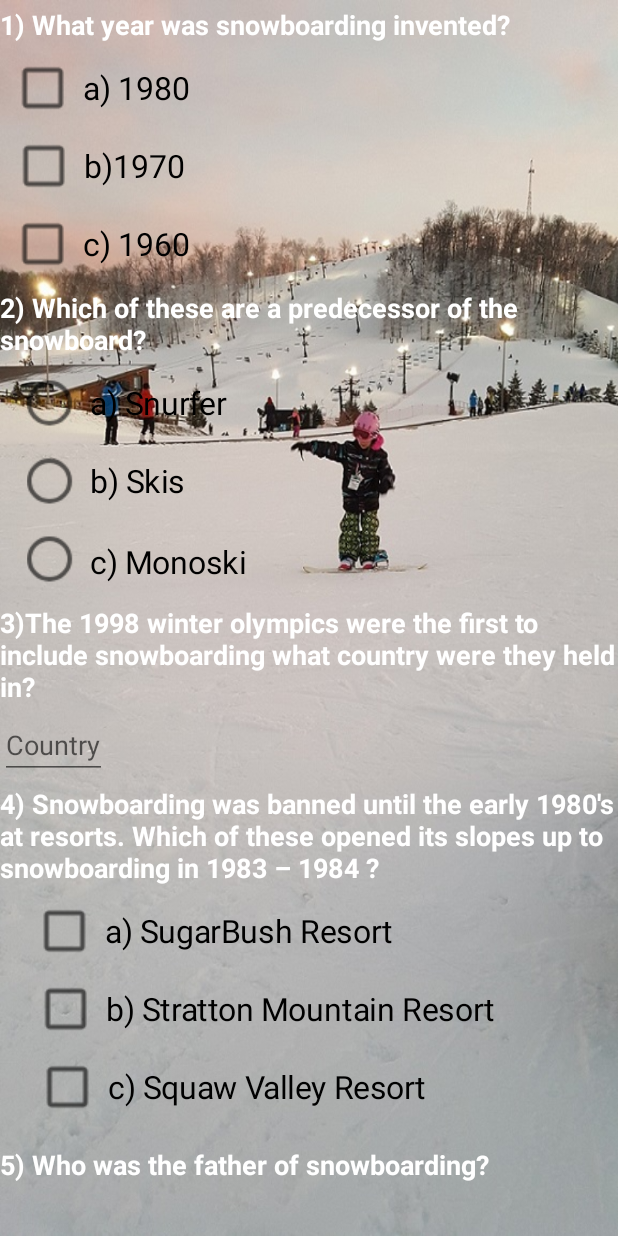
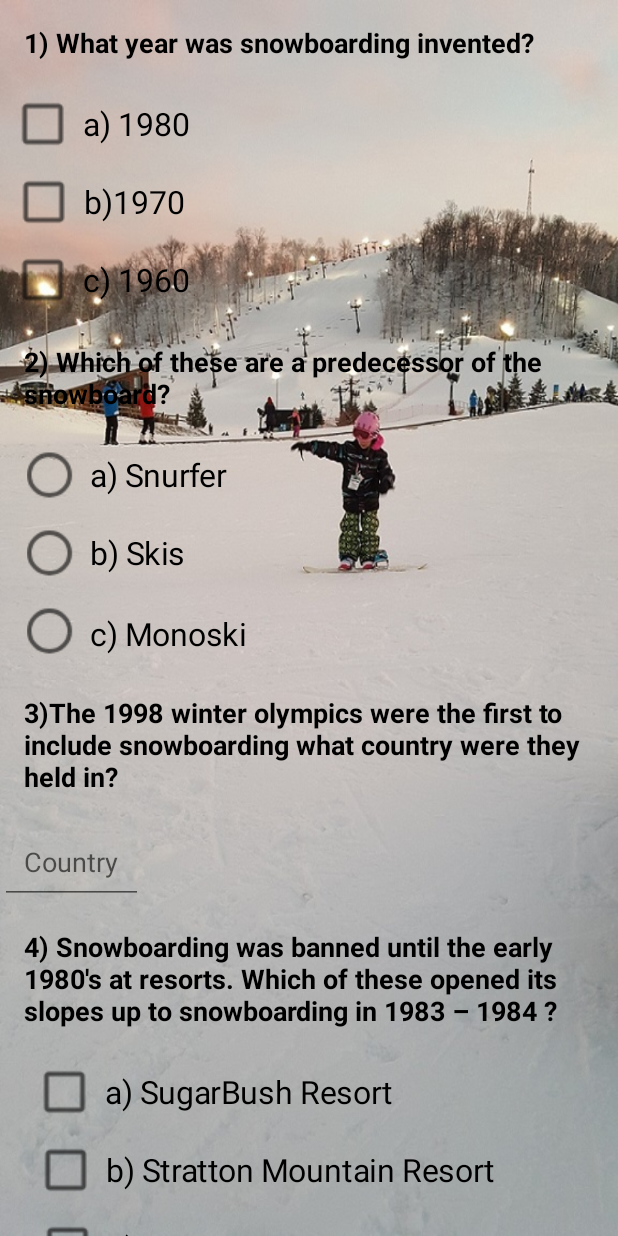
Before and after one commit to ch46gc/Educational, an Android app: the screen it shows after launch (MainActivity), on a phone screen of 412 x 824 dp. Run offline under Robolectric (Android 15) with nearby library versions, the phone set to English and light mode, and no system bars.

Commit message:
Update to made instance variable global

```diff
--- a/app/src/main/java/com/example/android/educational/MainActivity.java
+++ b/app/src/main/java/com/example/android/educational/MainActivity.java
@@ -28,20 +28,22 @@ import android.widget.Toast;
 
 public class MainActivity extends AppCompatActivity {
 
-    int scoreCheckBox1 = 0;
-    int scoreCheckBox2 = 0;
-    int scoreCheckBox3 = 0;
-    int scoreCheckBox4 = 0;
-    int scoreCheckBox5 = 0;
-    int scoreCheckBox6 = 0;
-    int scoreRadioButton1 = 0;
-    int scoreRadioButton2 = 0;
-    int scoreRadioButton3 = 0;
-    int scoreRadioButton4 = 0;
-    int scoreRadioButton5 = 0;
-    int scoreRadioButton6 = 0;
-    int scoreEditText1 = 0;
-    int scoreEditText2 = 0;
+    CheckBox checkBox1;
+    CheckBox checkBox2;
+    CheckBox checkBox3;
+    CheckBox checkBox4;
+    CheckBox checkBox5;
+    CheckBox checkBox6;
+    EditText editText1;
+    EditText editText2;
+    RadioButton radioButton1;
+    RadioButton radioButton2;
+    RadioButton radioButton3;
+    RadioButton radioButton4;
+    RadioButton radioButton5;
+    RadioButton radioButton6;
+    Button resetButton;
+    Button submitButton;
     int count = 0;
 
 
@@ -51,9 +53,28 @@ public class MainActivity extends AppCompatActivity {
         getSupportActionBar().hide(); //<< this
         setContentView(R.layout.activity_main);
 
+        checkBox1 = findViewById(R.id.checkBox1);
+        checkBox2 = findViewById(R.id.checkBox2);
+        checkBox3 = findViewById(R.id.checkBox3);
+        checkBox4 = findViewById(R.id.checkBox4);
+        checkBox5 = findViewById(R.id.checkBox5);
+        checkBox6 = findViewById(R.id.checkBox6);
+        radioButton1 = findViewById(R.id.radioButton1);
+        radioButton2 = findViewById(R.id.radioButton2);
+        radioButton3 = findViewById(R.id.radioButton3);
+        radioButton4 = findViewById(R.id.radioButton4);
+        radioButton5 = findViewById(R.id.radioButton5);
+        radioButton6 = findViewById(R.id.radioButton6);
+        editText1 = findViewById(R.id.editText1);
+        editText2 = findViewById(R.id.editText2);
+        resetButton = findViewById(R.id.resetButton);
+        submitButton = findViewById(R.id.submit_button);
     }
 
-    public void checkBox1Clicked(View view) {
+
+
+
+    protected void checkBox1Clicked(View view) {
         //Will check if this checkbox is checked and incorrect.
         //Shows if the user selected incorrect answer "a) 1980".
         //It will also show a red pop up box with toast message incorrect .
@@ -66,13 +87,9 @@ public class MainActivity extends AppCompatActivity {
 
         }
     }
-    private void displayForCheckBox1() {
 
-        TextView scoreView = findViewById(R.id.checkBox2);
-        scoreView.setText(String.valueOf(0));
-    }
 
-       public void checkBox2Clicked(View v) {
+      protected void checkBox2Clicked(View v) {
         //Will check if this checkbox is checked and incorrect.
         //Shows if the user selected correct answer "b) 1970".
         //It will also show a red pop up box with toast message incorrect .
@@ -86,12 +103,9 @@ public class MainActivity extends AppCompatActivity {
         }
     }
 
-    private void displayForCheckBox2() {
-        TextView scoreView = findViewById(R.id.checkBox2);
-        scoreView.setText(String.valueOf(0));
-    }
 
-    public void checkBox3Clicked(View v) {
+
+   protected void checkBox3Clicked(View v) {
         //Will check if this checkbox is checked and correct will give a point.
         //Shows if the user selected correct answer "c) 1960".
         //It will also show a green pop up box with toast message correct .
@@ -105,12 +119,8 @@ public class MainActivity extends AppCompatActivity {
         }
     }
 
-    private void displayForCheckBox3() {
-        TextView scoreView = findViewById(R.id.checkBox3);
-        scoreView.setText(String.valueOf(0));
-    }
 
-    public void radioButton1Clicked(View view) {
+    protected void radioButton1Clicked(View view) {
         //Will check if this radiobutton is checked.
         //Shows if the user selected the correct answer "a) Snurfer.
         //It will also show a green pop up box with toast message correct .
@@ -124,13 +134,9 @@ public class MainActivity extends AppCompatActivity {
         }
     }
 
-    private void displayForRadioButton1() {
-        TextView scoreView = findViewById(R.id.radioButton1);
-        scoreView.setText(String.valueOf(0));
 
-    }
 
-    public void radioButton2Clicked(View view) {
+    protected void radioButton2Clicked(View view) {
         //Will check if this radiobutton is checked and incorrect.
         // Shows if the user selected incorrect answer "b) Skis".
         //It will also show a red pop up box with toast message incorrect .
@@ -145,13 +151,9 @@ public class MainActivity extends AppCompatActivity {
 
     }
 
-    private void displayForRadioButton2() {
-        TextView scoreView = findViewById(R.id.radioButton2);
-        scoreView.setText(String.valueOf(0));
 
-    }
 
-    public void radioButton3Clicked(View v) {
+    protected void radioButton3Clicked(View v) {
         //Will check if this radiobutton is checked and incorrect.
         //Shows if the user selected incorrect answer " c) Monoski".
         //It will also show a red pop up box with toast message incorrect .
@@ -166,15 +168,9 @@ public class MainActivity extends AppCompatActivity {
 
     }
 
-    private void displayForRadioButton3() {
-        TextView scoreView = findViewById(R.id.radioButton3);
-        scoreView.setText(String.valueOf(0));
 
 
-    }
-
-
-    public void checkBox4Clicked(View v) {
+    protected void checkBox4Clicked(View v) {
         // Will Check of this checkbox is checked and incorrect.
         //Shows if the user selected the incorrect  answer "a) Sugarbush Resort"
         //It will also show a red pop up box with toast message incorrect .
@@ -189,15 +185,12 @@ public class MainActivity extends AppCompatActivity {
 
     }
 
-    private void displayForCheckBox4() {
-        TextView scoreView = findViewById(R.id.checkBox4);
-        scoreView.setText(String.valueOf(0));
 
 
-    }
 
 
-    public void checkBox5Clicked(View v) {
+
+    protected void checkBox5Clicked(View v) {
         // Will Check if this checkbox is checked and correct will give one point.
         // shows if the user selected the correct answer " b) Stratton Mountain Resort"
         //It will also show a green pop up box with toast message correct .
@@ -212,11 +205,7 @@ public class MainActivity extends AppCompatActivity {
     }
 
 
-    private void displayForCheckBox5() {
-        TextView scoreView = findViewById(R.id.checkBox5);
-        scoreView.setText(String.valueOf(0));
 
-    }
 
     public void checkBox6Clicked(View v) {
         // Will Check of this checkbox is checked and incorrect.
@@ -232,14 +221,11 @@ public class MainActivity extends AppCompatActivity {
 }
     }
 
-    private void displayForCheckBox6() {
-        TextView scoreView = findViewById(R.id.checkBox6);
-        scoreView.setText(String.valueOf(0));
 
 
-    }
 
-    public void radioButton4Clicked(View v) {
+
+    protected void radioButton4Clicked(View v) {
         //Will check if this radiobutton is checked and incorrect.
         // Shows if the user selected incorrect "a) 5 "
         //It will also show a red pop up box with toast message incorrect .
@@ -252,15 +238,10 @@ public class MainActivity extends AppCompatActivity {
 
         }
 
-    }
-
-    private void displayForRadioButton4() {
-        TextView scoreView = findViewById(R.id.radioButton4);
-        scoreView.setText(String.valueOf(0));
 
     }
 
-    public void radioButton5Clicked(View v) {
+    protected void radioButton5Clicked(View v) {
         //Will check if this radiobutton is checked and correct will give one point.
         // Shows if the user selected correct "b) 6 "
         //It will also show a green pop up box with toast message correct .
@@ -272,15 +253,10 @@ public class MainActivity extends AppCompatActivity {
             displayScore(count);
             correctToast();
         }
-    }
-
-    private void displayForRadioButton5() {
-        TextView scoreView = findViewById(R.id.radioButton5);
-        scoreView.setText(String.valueOf(0));
 
     }
 
-    public void radioButton6Clicked(View v) {
+    protected void radioButton6Clicked(View v) {
         //Will check if this radiobutton is checked and incorrect.
         // Shows if the user selected incorrect "c) 7 "
         //It will also show a red pop up box with toast message incorrect .
@@ -294,18 +270,13 @@ public class MainActivity extends AppCompatActivity {
         }
     }
 
-    private void displayForRadioButton6() {
-        TextView scoreView = findViewById(R.id.radioButton6);
-        scoreView.setText(String.valueOf(0));
 
-
-    }
 
     /**
      * This will show if the user answered correctly "Japan" and give +1 point or deduct 1 point if incorrect. It will also show a red pop
      * up box with toast message incorrect or green pop up with toast message correct.
      */
-    public void editText1(View view) {
+    public void editText1(View v) {
         // Will check if the editText1 is "Japan" the correct answer and give one point.
         String correctAnswer = "Japan";
         EditText quantityCorrect = findViewById(R.id.editText1);
@@ -328,20 +299,13 @@ public class MainActivity extends AppCompatActivity {
     }
 
 
-    private void displayForEditText1() {
-        TextView scoreView = findViewById(R.id.editText1);
-        scoreView.setText(String.valueOf(0));
-
-
-
-    }
 
     /**
      * This will show if the user answered correctly "Sherman Poppen" and give +1 point or deduct 1 point if incorrect. It will also show a red pop
      * up box with toast message incorrect or green pop up with toast message correct.
      */
 
-    public void editText2(View view) {
+    public void editText2(View v) {
         String correctAnswer = "Sherman Poppen";
         EditText quantityCorrect = findViewById(R.id.editText2);
         if (quantityCorrect.getText().toString().trim().equalsIgnoreCase(correctAnswer)) {
@@ -363,49 +327,13 @@ public class MainActivity extends AppCompatActivity {
     }
 
 
-    private void displayForEditText2() {
-        TextView scoreView = findViewById(R.id.editText2);
-        scoreView.setText(String.valueOf(0));
 
-    }
 
-    public void score(View view) {
-
-        scoreCheckBox1 = 0;
-        scoreCheckBox2 = 0;
-        scoreCheckBox3 = 0;
-        scoreCheckBox4 = 0;
-        scoreCheckBox5 = 0;
-        scoreCheckBox6 = 0;
-        scoreRadioButton1 = 0;
-        scoreRadioButton2 = 0;
-        scoreRadioButton3 = 0;
-        scoreRadioButton4 = 0;
-        scoreRadioButton5 = 0;
-        scoreRadioButton6 = 0;
-        scoreEditText1 = 0;
-        scoreEditText2 = 0;
-        displayForCheckBox1();
-        displayForCheckBox2();
-        displayForCheckBox3();
-        displayForCheckBox4();
-        displayForCheckBox5();
-        displayForCheckBox6();
-        displayForRadioButton1();
-        displayForRadioButton2();
-        displayForRadioButton3();
-        displayForRadioButton4();
-        displayForRadioButton5();
-        displayForRadioButton6();
-        displayForEditText1();
-        displayForEditText2();
-
-    }
 
     /**
      * This is a custom toast message, a green pop up box with a correct message.
      */
-    private void correctToast() {
+    protected void correctToast() {
         Toast toast = new Toast(getApplicationContext());
         toast.setGravity(Gravity.CENTER, 0, 0);
 
@@ -425,7 +353,7 @@ public class MainActivity extends AppCompatActivity {
     /**
      * This is a custom toast message, a red pop up box with an incorrect message
      */
-    private void incorrectToast() {
+    protected void incorrectToast() {
         Toast toast = new Toast(getApplicationContext());
         toast.setGravity(Gravity.CENTER, 0, 0);
 
@@ -444,7 +372,7 @@ public class MainActivity extends AppCompatActivity {
     /**
      * This method displays the given quantity value on the screen.
      */
-    private void displayScore(int numberOfCorrect) {
+    protected void displayScore(int numberOfCorrect) {
         TextView quantityTextView = findViewById(R.id.score_text_view);
         quantityTextView.setText("" + numberOfCorrect);
 
@@ -462,7 +390,7 @@ public class MainActivity extends AppCompatActivity {
                 .getLaunchIntentForPackage(getBaseContext().getPackageName());
         i.addFlags(Intent.FLAG_ACTIVITY_CLEAR_TOP);
         startActivity(i);
-        Button button = findViewById(R.id.resetButton);
+
 
     }
 
@@ -471,7 +399,6 @@ public class MainActivity extends AppCompatActivity {
      **/
 
     public void submit(View view) {
-        Button submitButton = findViewById(R.id.submit_button);
         Intent intent = new Intent(Intent.ACTION_SENDTO);
         intent.setData(Uri.parse("mailto:")); // only email apps should handle this
         intent.putExtra(Intent.EXTRA_SUBJECT, "Your total score " + count + " points" + "\n The list below are the correct answers.  " + "\n  1) 1960 " +
--- a/app/src/main/res/layout/activity_main.xml
+++ b/app/src/main/res/layout/activity_main.xml
@@ -25,8 +25,9 @@
             android:layout_height="wrap_content"
             android:paddingBottom="4dp"
             android:paddingTop="4dp"
+            android:padding="16dp"
             android:text="@string/question_1_text"
-            android:textColor="#FFFFFF"
+            android:textColor="@color/text_color"
             android:textStyle="bold"
             android:textSize="18sp"/>
 
@@ -47,7 +48,7 @@
             android:layout_marginEnd="10dp"
             android:scaleY="1.50"
             android:scaleX="1.50"
-            android:textColor="#000000"
+            android:textColor="@color/text_color2"
             android:text="@string/a_1980" />
 
         <CheckBox
@@ -67,7 +68,7 @@
             android:layout_marginEnd="10dp"
             android:scaleY="1.50"
             android:scaleX="1.50"
-            android:textColor="#000000"
+            android:textColor="@color/text_color2"
             android:text="@string/b_1970" />
 
         <CheckBox
@@ -87,7 +88,7 @@
             android:layout_marginEnd="10dp"
             android:scaleY="1.50"
             android:scaleX="1.50"
-            android:textColor="#000000"
+            android:textColor="@color/text_color2"
             android:text="@string/c_1960" />
 
         <TextView
@@ -96,8 +97,9 @@
             android:layout_height="wrap_content"
             android:paddingBottom="4dp"
             android:paddingTop="4dp"
+            android:padding="16dp"
             android:text="@string/question_2_text"
-            android:textColor="#FFFFFF"
+            android:textColor="@color/text_color"
             android:textStyle="bold"
             android:textSize="18sp"/>
 
@@ -128,7 +130,7 @@
                 android:scaleX="1.5"
                 android:scaleY="1.5"
                 android:text="@string/a_snurfer"
-                android:textColor="#000000" />
+                android:textColor="@color/text_color2" />
 
             <RadioButton
                 android:id="@+id/radioButton2"
@@ -139,7 +141,7 @@
                 android:paddingTop="2dp"
                 android:paddingRight="2dp"
                 android:paddingLeft="2dp"
-                android:textColor="#000000"
+                android:textColor="@color/text_color2"
                 android:layout_marginStart="17dp"
                 android:layout_marginLeft="17dp"
                 android:layout_marginTop="10dp"
@@ -158,7 +160,7 @@
                 android:paddingTop="2dp"
                 android:paddingRight="2dp"
                 android:paddingLeft="2dp"
-                android:textColor="#000000"
+                android:textColor="@color/text_color2"
                 android:layout_marginStart="17dp"
                 android:layout_marginLeft="17dp"
                 android:layout_marginTop="10dp"
@@ -176,8 +178,9 @@
             android:layout_height="wrap_content"
             android:paddingBottom="4dp"
             android:paddingTop="4dp"
+            android:padding="16dp"
             android:text="@string/question_3_text"
-            android:textColor="#FFFFFF"
+            android:textColor="@color/text_color"
             android:textStyle="bold"
             android:textSize="18sp"/>
 
@@ -188,6 +191,7 @@
             android:layout_height="match_parent"
             android:inputType="textCapWords"
             android:hint="@string/country"
+            android:padding="16dp"
             android:onClick="editText1" />
 
 
@@ -197,8 +201,9 @@
             android:layout_height="wrap_content"
             android:paddingBottom="4dp"
             android:paddingTop="4dp"
+            android:padding="16dp"
             android:text="@string/question_4_text"
-            android:textColor="#FFFFFF"
+            android:textColor="@color/text_color"
             android:textStyle="bold"
             android:textSize="18sp"/>
 
@@ -219,7 +224,7 @@
             android:layout_marginEnd="2dp"
             android:scaleY="1.50"
             android:scaleX="1.50"
-            android:textColor="#000000"
+            android:textColor="@color/text_color2"
             android:text="@string/a_sugarbush_resort" />
 
         <CheckBox
@@ -239,7 +244,7 @@
             android:layout_marginEnd="2dp"
             android:scaleY="1.50"
             android:scaleX="1.50"
-            android:textColor="#000000"
+            android:textColor="@color/text_color2"
             android:text="@string/b_stratton_mountain_resort" />
 
         <CheckBox
@@ -259,7 +264,7 @@
             android:layout_marginEnd="2dp"
             android:scaleY="1.50"
             android:scaleX="1.50"
-            android:textColor="#000000"
+            android:textColor="@color/text_color2"
             android:text="@string/c_squaw_valley_resort" />
 
         <TextView
@@ -267,8 +272,9 @@
             android:layout_width="wrap_content"
             android:layout_height="wrap_content"
             android:layout_marginTop="13dp"
+            android:padding="16dp"
             android:text="@string/question_5_text"
-            android:textColor="#FFFFFF"
+            android:textColor="@color/text_color"
             android:textStyle="bold"
             android:textSize="18sp"/>
 
@@ -278,6 +284,7 @@
             android:layout_width="match_parent"
             android:layout_height="match_parent"
             android:inputType="textCapWords"
+            android:padding="16dp"
             android:onClick="editText2" />
 
 
@@ -288,8 +295,9 @@
             android:layout_width="wrap_content"
             android:layout_height="wrap_content"
             android:layout_marginTop="13dp"
+            android:padding="16dp"
             android:text="@string/question_6_text"
-            android:textColor="#FFFFFF"
+            android:textColor="@color/text_color"
             android:textStyle="bold"
             tools:text="TextView"
             android:textSize="18sp" />
@@ -319,7 +327,7 @@
                 android:layout_marginEnd="12dp"
                 android:scaleX="1.5"
                 android:scaleY="1.5"
-                android:textColor="#000000"
+                android:textColor="@color/text_color2"
                 android:text="@string/a_5" />
 
             <RadioButton
@@ -339,7 +347,7 @@
                 android:layout_marginEnd="12dp"
                 android:scaleX="1.5"
                 android:scaleY="1.5"
-                android:textColor="#000000"
+                android:textColor="@color/text_color2"
                 android:text="@string/b_6" />
 
             <RadioButton
@@ -358,7 +366,7 @@
                 android:layout_marginEnd="12dp"
                 android:scaleX="1.5"
                 android:scaleY="1.5"
-                android:textColor="#000000"
+                android:textColor="@color/text_color2"
                 android:text="@string/c_7" />
 
 
@@ -378,7 +386,7 @@
             android:paddingTop="6dp"
             android:text="@string/score"
             android:textAllCaps="true"
-            android:textColor="#FAFAFA"
+            android:textColor="@color/text_color"
             android:textSize="20sp"
             android:textStyle="bold" />
 
@@ -393,7 +401,7 @@
             android:background="@color/colorPrimaryDark"
             android:onClick="reset"
             android:text="@string/reset"
-            android:textColor="#FAFAFA"
+            android:textColor="@color/text_color"
             android:textStyle="bold" />
 
 
@@ -410,7 +418,7 @@
             android:paddingTop="6dp"
             android:text="@string/submit"
             android:textStyle="bold"
-            android:textColor="#FAFAFA"/>
+            android:textColor="@color/text_color"/>
 
 
 
--- a/app/src/main/res/values/colors.xml
+++ b/app/src/main/res/values/colors.xml
@@ -3,4 +3,6 @@
     <color name="colorPrimary">#998861</color>
     <color name="colorPrimaryDark">#e8dfd6c8</color>
     <color name="colorAccent">#499c94</color>
+    <color name="text_color">#000000</color>
+    <color name="text_color2">#000000</color>
 </resources>
--- a/app/src/main/res/values/strings.xml
+++ b/app/src/main/res/values/strings.xml
@@ -37,4 +37,5 @@
     <string name="question_6_text">6) How many layers make up a snowboard construction sandwich?</string>
     <string name="correct_toast">Correct</string>
     <string name="incorrect_toast">Incorrect</string>
+
 </resources>
```
